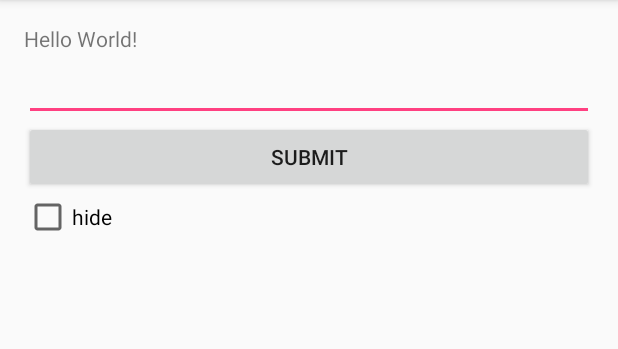
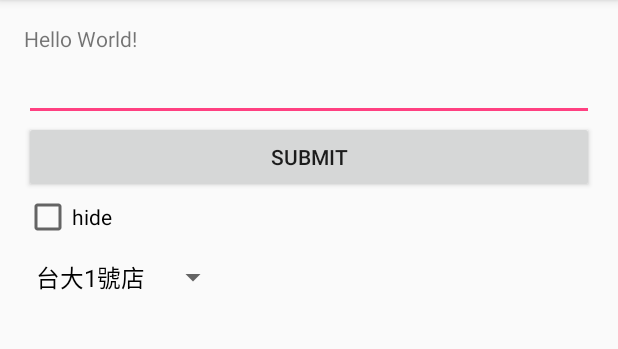
Before and after one commit to 211045/android_class, an Android app: the screen it shows after launch (MainActivity), on a phone screen of 412 x 824 dp, the part 84-433 px from its top. Run offline under Robolectric (Android 15) with nearby library versions, the phone set to English and light mode, and no system bars.

Commit message:
add Spinner, set string array in xml
add Spinner, app.res.values.array.xml

```diff
--- a/SimpleUI/app/src/main/java/com/example/user/simpleui/MainActivity.java
+++ b/SimpleUI/app/src/main/java/com/example/user/simpleui/MainActivity.java
@@ -12,6 +12,7 @@ import android.widget.CheckBox;
 import android.widget.CompoundButton;
 import android.widget.EditText;
 import android.widget.ListView;
+import android.widget.Spinner;
 import android.widget.TextView;
 import android.widget.Toast;
 
@@ -24,6 +25,7 @@ public class MainActivity extends AppCompatActivity {
     SharedPreferences.Editor editor;  //類似一隻筆
 
     ListView listView;
+    Spinner spinner;
 
     @Override
     protected void onCreate(Bundle savedInstanceState) {
@@ -35,6 +37,7 @@ public class MainActivity extends AppCompatActivity {
         hideCheckBox = (CheckBox)findViewById(R.id.checkBox);
 
         listView = (ListView)findViewById(R.id.listView);
+        spinner = (Spinner)findViewById(R.id.spinner);
 
         sp = getSharedPreferences("setting", Context.MODE_PRIVATE);  //指定紙叫setting
         editor = sp.edit();
@@ -78,6 +81,24 @@ public class MainActivity extends AppCompatActivity {
         });
 
         setListView();
+        setSpinner();
+    }
+
+    private void setListView()
+    {
+        //String[] data = {"1","2","3","4","5"};
+        String[] data = Utils.readFile(this, "history.txt").split("\n");
+
+        ArrayAdapter<String> adapter = new ArrayAdapter<String>(this, android.R.layout.simple_list_item_1, data);
+        listView.setAdapter(adapter);
+    }
+
+    private void setSpinner()
+    {
+        //String[] data = {"1","2","3","4","5"};
+        String[] data = getResources().getStringArray(R.array.storeInfo);
+        ArrayAdapter<String> adapter = new ArrayAdapter<String>(this, android.R.layout.simple_spinner_dropdown_item, data);
+        spinner.setAdapter(adapter);
     }
 
     public void submit(View view)
@@ -99,13 +120,4 @@ public class MainActivity extends AppCompatActivity {
 
         setListView();
     }
-
-    private void setListView()
-    {
-        //String[] data = {"1","2","3","4","5"};
-        String[] data = Utils.readFile(this, "history.txt").split("\n");
-
-        ArrayAdapter<String> adapter = new ArrayAdapter<String>(this, android.R.layout.simple_list_item_1, data);
-        listView.setAdapter(adapter);
-    }
 }
--- a/SimpleUI/app/src/main/res/layout/activity_main.xml
+++ b/SimpleUI/app/src/main/res/layout/activity_main.xml
@@ -49,6 +49,14 @@
         android:layout_width="wrap_content"
         android:layout_height="wrap_content"
         android:id="@+id/listView"
+        android:layout_below="@+id/spinner"
+        android:layout_alignParentLeft="true"
+        android:layout_alignParentStart="true" />
+
+    <Spinner
+        android:layout_width="wrap_content"
+        android:layout_height="wrap_content"
+        android:id="@+id/spinner"
         android:layout_below="@+id/checkBox"
         android:layout_alignParentLeft="true"
         android:layout_alignParentStart="true" />
--- /dev/null
+++ b/SimpleUI/app/src/main/res/values/array.xml
@@ -0,0 +1,10 @@
+<?xml version="1.0" encoding="utf-8"?>
+<resources>
+    <string-array name="storeInfo">
+        <item>台大1號店</item>
+        <item>台大2號店</item>
+        <item>台大3號店</item>
+        <item>台大4號店</item>
+        <item>台大5號店</item>
+    </string-array>
+</resources>
```
